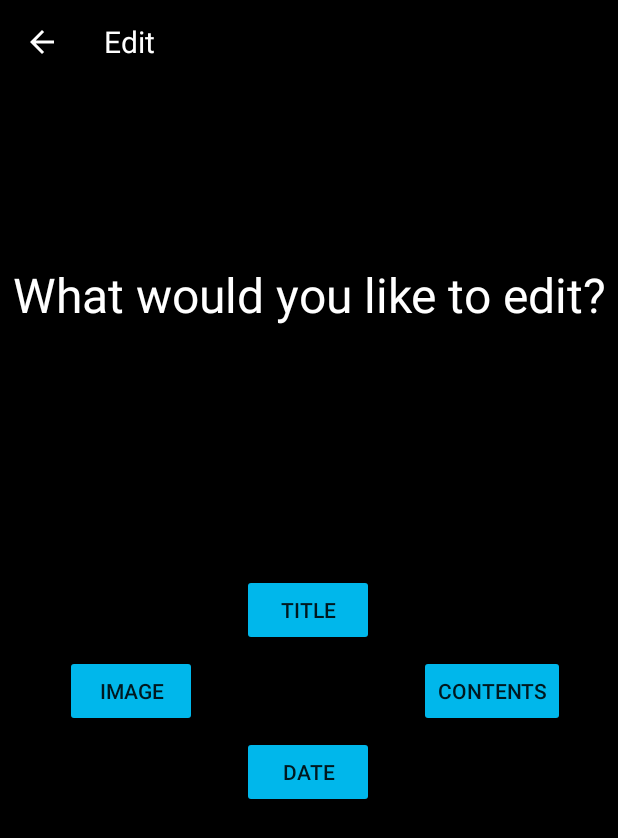
After one commit to 1x31744/skye, an Android app: the EditMain screen opened directly, with no data from a screen before it, on a phone screen of 412 x 824 dp. The commit adds this screen. Shown: the top 838 px of the screen. Run offline under Robolectric (Android 15) with nearby library versions, the phone set to English and light mode, and no system bars.

Commit message:
Library edit feature 2/3

```diff
--- /dev/null
+++ b/app/src/main/java/com/koopa/skye/Fragments/LibraryEdit/EditMain.java
@@ -0,0 +1,22 @@
+package com.koopa.skye.Fragments.LibraryEdit;
+
+import android.os.Bundle;
+import android.view.LayoutInflater;
+import android.view.View;
+import android.view.ViewGroup;
+
+import androidx.annotation.NonNull;
+import androidx.annotation.Nullable;
+import androidx.fragment.app.Fragment;
+
+import com.koopa.skye.R;
+
+public class EditMain extends Fragment {
+
+    public View onCreateView(@NonNull LayoutInflater inflater, @Nullable ViewGroup container, @Nullable Bundle savedInstanceState) {
+        ViewGroup root = (ViewGroup) inflater.inflate(R.layout.library_item_edit_main,container, false);
+
+        return root;
+    }
+
+}
--- a/app/src/main/java/com/koopa/skye/Fragments/Main/LibraryFragment.java
+++ b/app/src/main/java/com/koopa/skye/Fragments/Main/LibraryFragment.java
@@ -103,8 +103,8 @@ public class LibraryFragment extends Fragment {
                     case 0:
                         LibraryContents selectedItem = libraryListAdapter.getItem(position);
                         activityChange(LIbraryItemEdit.class, position, selectedItem);
+                        break;
 
-                        break;
                     case 1:
                         removeContents(position);
                         libraryListAdapter.notifyDataSetChanged();
--- a/app/src/main/java/com/koopa/skye/activities/LIbraryItemEdit.java
+++ b/app/src/main/java/com/koopa/skye/activities/LIbraryItemEdit.java
@@ -1,23 +1,73 @@
 package com.koopa.skye.activities;
 
 import androidx.appcompat.app.AppCompatActivity;
+import androidx.fragment.app.Fragment;
+import androidx.fragment.app.FragmentManager;
+import androidx.fragment.app.FragmentTransaction;
 
 import android.content.Intent;
 import android.os.Bundle;
+import android.view.View;
 
+import com.koopa.skye.Fragments.LibraryEdit.EditContents;
+import com.koopa.skye.Fragments.LibraryEdit.EditDate;
+import com.koopa.skye.Fragments.LibraryEdit.EditMain;
+import com.koopa.skye.Fragments.LibraryEdit.EditTitle;
 import com.koopa.skye.R;
 
 public class LIbraryItemEdit extends AppCompatActivity {
+
+    FragmentManager fragmentManager;
+    public static String title;
+    public static String date;
+    public static String contents;
+    public static String image;
+    int position;
 
     @Override
     protected void onCreate(Bundle savedInstanceState) {
         super.onCreate(savedInstanceState);
         setContentView(R.layout.activity_library_item_edit);
 
+        changeFragment(new EditMain());
+
         Intent intent = getIntent();
-        String title = intent.getStringExtra("title");
-        String date = intent.getStringExtra("date");
-        String contents = intent.getStringExtra("contents");
-        String image = intent.getStringExtra("image");
+        title = intent.getStringExtra("title");
+        date = intent.getStringExtra("date");
+        contents = intent.getStringExtra("contents");
+        image = intent.getStringExtra("image");
+    }
+
+    public void changeEditFragment(View view){
+        switch (view.getId()){
+            case R.id.edit_title_button:
+                changeFragment(new EditTitle());
+                break;
+            case R.id.edit_date_button:
+                changeFragment(new EditDate());
+                break;
+            case R.id.edit_contents_button:
+                changeFragment(new EditContents());
+                break;
+            case R.id.edit_image_button:
+                break;
+        }
+    }
+
+    public void finish(View view){
+        Intent intent = new Intent(this, MainActivity.class);
+        intent.putExtra("editedTitle", title);
+        intent.putExtra("editedDate", date);
+        intent.putExtra("editedContents", contents);
+        intent.putExtra("editedImage", image);
+        intent.putExtra("justEdited", true);
+        startActivity(intent);
+    }
+
+    void changeFragment(Fragment fragment){
+        fragmentManager = getSupportFragmentManager();
+        FragmentTransaction fragmentTransaction = fragmentManager.beginTransaction();
+        fragmentTransaction.replace(R.id.library_edit_pageContainer, fragment);
+        fragmentTransaction.commit();
     }
 }
--- a/app/src/main/res/layout/activity_journal.xml
+++ b/app/src/main/res/layout/activity_journal.xml
@@ -53,7 +53,7 @@
         </LinearLayout>
 
         <FrameLayout
-            android:id="@+id/pageContainer"
+            android:id="@+id/journal_page_container"
             android:layout_width="match_parent"
             android:layout_height="match_parent"
             android:background="#000000" />
--- a/app/src/main/res/layout/activity_library_item_edit.xml
+++ b/app/src/main/res/layout/activity_library_item_edit.xml
@@ -7,6 +7,7 @@
     tools:context=".activities.LIbraryItemEdit">
 
     <androidx.appcompat.widget.Toolbar
+        android:id="@+id/toolbar2"
         android:layout_width="match_parent"
         android:layout_height="?attr/actionBarSize"
         android:background="@color/black"
@@ -22,9 +23,9 @@
             android:layout_width="wrap_content"
             android:layout_height="wrap_content"
             android:background="@android:color/transparent"
+            android:contentDescription="TODO"
             android:src="@drawable/ic_baseline_arrow_back_24"
-            tools:ignore="SpeakableTextPresentCheck"
-            android:contentDescription="TODO" />
+            tools:ignore="SpeakableTextPresentCheck" />
 
 
         <TextView
@@ -40,4 +41,14 @@
 
     </androidx.appcompat.widget.Toolbar>
 
+    <FrameLayout
+        android:id="@+id/library_edit_pageContainer"
+        android:layout_width="match_parent"
+        android:layout_height="675dp"
+        android:background="#000000"
+        app:layout_constraintBottom_toBottomOf="parent"
+        app:layout_constraintEnd_toEndOf="parent"
+        app:layout_constraintStart_toStartOf="parent"
+        app:layout_constraintTop_toBottomOf="@+id/toolbar2" />
+
 </androidx.constraintlayout.widget.ConstraintLayout>
--- /dev/null
+++ b/app/src/main/res/layout/library_item_edit_main.xml
@@ -0,0 +1,73 @@
+<?xml version="1.0" encoding="utf-8"?>
+<androidx.constraintlayout.widget.ConstraintLayout xmlns:android="http://schemas.android.com/apk/res/android"
+    android:layout_width="match_parent"
+    android:layout_height="match_parent"
+    xmlns:app="http://schemas.android.com/apk/res-auto"
+    xmlns:tools="http://schemas.android.com/tools">
+
+        <!-- Could have changed the objects in the edit fragments but i cba -->
+
+        <Button
+            android:id="@+id/edit_title_button"
+            android:layout_width="wrap_content"
+            android:layout_height="wrap_content"
+            android:layout_marginTop="280dp"
+            android:backgroundTint="@color/cyan"
+            android:onClick="changeEditFragment"
+            android:text="Title"
+            app:layout_constraintEnd_toEndOf="parent"
+            app:layout_constraintHorizontal_bias="0.498"
+            app:layout_constraintStart_toStartOf="parent"
+            app:layout_constraintTop_toTopOf="parent" />
+
+        <TextView
+            android:id="@+id/textView2"
+            android:layout_width="wrap_content"
+            android:layout_height="wrap_content"
+            android:layout_marginTop="72dp"
+            android:gravity="center"
+            android:text="What would you like to edit?"
+            android:textColor="@color/white"
+            android:textSize="32sp"
+            app:layout_constraintEnd_toEndOf="parent"
+            app:layout_constraintStart_toStartOf="parent"
+            app:layout_constraintTop_toTopOf="parent" />
+
+        <Button
+            android:id="@+id/edit_date_button"
+            android:layout_width="wrap_content"
+            android:layout_height="wrap_content"
+            android:layout_marginTop="60dp"
+            android:backgroundTint="@color/cyan"
+            android:onClick="changeEditFragment"
+            android:text="Date"
+            app:layout_constraintEnd_toEndOf="@+id/edit_title_button"
+            app:layout_constraintHorizontal_bias="0.0"
+            app:layout_constraintStart_toStartOf="@+id/edit_title_button"
+            app:layout_constraintTop_toBottomOf="@+id/edit_title_button" />
+
+        <Button
+            android:id="@+id/edit_image_button"
+            android:layout_width="wrap_content"
+            android:layout_height="wrap_content"
+            android:layout_marginEnd="30dp"
+            android:backgroundTint="@color/cyan"
+            android:onClick="changeEditFragment"
+            android:text="Image"
+            app:layout_constraintBottom_toBottomOf="@+id/edit_date_button"
+            app:layout_constraintEnd_toStartOf="@+id/edit_title_button"
+            app:layout_constraintTop_toTopOf="@+id/edit_title_button" />
+
+        <Button
+            android:id="@+id/edit_contents_button"
+            android:layout_width="wrap_content"
+            android:layout_height="wrap_content"
+            android:layout_marginStart="30dp"
+            android:backgroundTint="@color/cyan"
+            android:onClick="changeEditFragment"
+            android:text="Contents"
+            app:layout_constraintBottom_toBottomOf="@+id/edit_date_button"
+            app:layout_constraintStart_toEndOf="@+id/edit_title_button"
+            app:layout_constraintTop_toTopOf="@+id/edit_title_button" />
+
+</androidx.constraintlayout.widget.ConstraintLayout>
```
Also changed, not shown: app/src/main/java/com/koopa/skye/Fragments/LibraryEdit/EditContents.java (added, +26 -0 lines), app/src/main/java/com/koopa/skye/Fragments/LibraryEdit/EditDate.java (added, +26 -0 lines), app/src/main/java/com/koopa/skye/Fragments/LibraryEdit/EditTitle.java (added, +26 -0 lines), app/src/main/java/com/koopa/skye/activities/JournalActivity.java (+3 -4 lines), app/src/main/res/layout/library_item_edit_contents.xml (added, +50 -0 lines), app/src/main/res/layout/library_item_edit_date.xml (added, +50 -0 lines), app/src/main/res/layout/library_item_edit_title.xml (added, +50 -0 lines).
